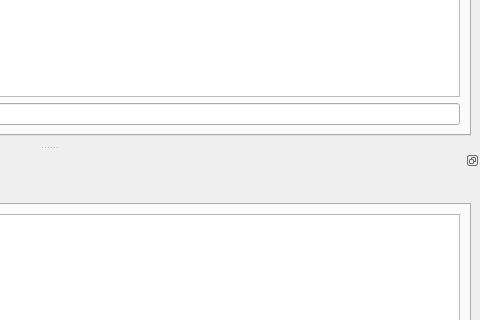
Qt form esquipulaspy/ui/liquidacion.ui (armonge/EsquipulasPy) before a commit; both pictures show x 383 to 863 and y 200 to 520 of the 863 by 610 pixel window.
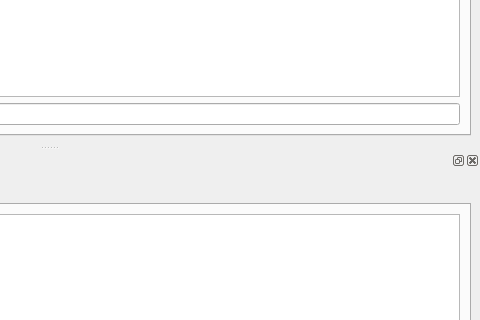
The same form after that commit. Icons and pictures are not drawn. Custom widgets are drawn as their Qt base class.

Patch:
```diff
--- a/esquipulaspy/ui/liquidacion.ui
+++ b/esquipulaspy/ui/liquidacion.ui
@@ -655,7 +655,7 @@
     </sizepolicy>
    </property>
    <property name="features">
-    <set>QDockWidget::DockWidgetFloatable|QDockWidget::DockWidgetMovable</set>
+    <set>QDockWidget::AllDockWidgetFeatures</set>
    </property>
    <property name="allowedAreas">
     <set>Qt::BottomDockWidgetArea|Qt::TopDockWidgetArea</set>
```
Left out of the diff: 21 changed lines with no effect on the pictures.
